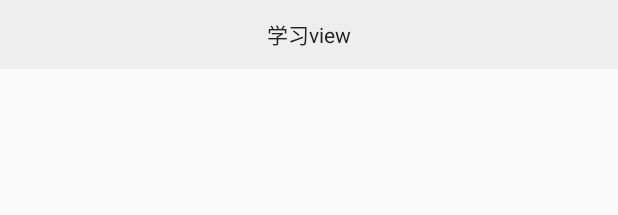
After one commit to fangkeweiyou1/collect, an Android app: the layout activity_view1.xml on its own in the app's theme, with its tools: preview values and no code run, on a phone screen of 412 x 824 dp. The commit adds this screen. Shown: the top 215 px of the screen. Run offline under Robolectric (Android 15) with nearby library versions, the phone set to English and light mode, and no system bars.

Commit message:
增加自定义view的知识点

```diff
--- a/app/src/main/AndroidManifest.xml
+++ b/app/src/main/AndroidManifest.xml
@@ -24,6 +24,10 @@
                 <category android:name="android.intent.category.LAUNCHER"/>
             </intent-filter>
         </activity>
+        <activity
+            android:name=".view.View1Activity"
+            />
+
     </application>
 
 </manifest>
--- a/app/src/main/res/layout/activity_main.xml
+++ b/app/src/main/res/layout/activity_main.xml
@@ -20,7 +20,7 @@
             android:layout_width="match_parent"
             android:layout_height="match_parent"
             android:gravity="center"
-            android:text="customview"
+            android:text="collect"
             android:textColor="#222"
             android:textSize="14sp"/>
     </RelativeLayout>
--- /dev/null
+++ b/app/src/main/res/layout/activity_view1.xml
@@ -0,0 +1,22 @@
+<?xml version="1.0" encoding="utf-8"?>
+<LinearLayout xmlns:android="http://schemas.android.com/apk/res/android"
+              android:layout_width="match_parent"
+              android:layout_height="match_parent"
+              android:orientation="vertical">
+
+    <RelativeLayout
+        android:layout_width="match_parent"
+        android:layout_height="46dp"
+        android:background="#eee">
+
+        <TextView
+            android:layout_width="match_parent"
+            android:layout_height="match_parent"
+            android:gravity="center"
+            android:text="@string/view1"
+            android:textColor="#222"
+            android:textSize="14sp"/>
+    </RelativeLayout>
+
+
+</LinearLayout>
--- a/commonlibs/src/main/res/values/strings.xml
+++ b/commonlibs/src/main/res/values/strings.xml
@@ -54,4 +54,6 @@
 
     <string name="studyjava">学习java</string>
 
+    <string name="view1">学习view</string>
+
 </resources>
--- a/settings.gradle
+++ b/settings.gradle
@@ -1,4 +1,4 @@
 include ':app'
-include ':numberprogressbar'
+//include ':numberprogressbar'
 include ':utils'
 include ':commonlibs'
```
Also changed, not shown: app/src/main/java/com/collect/MainActivity.java (+12 -17 lines), app/src/main/java/com/collect/view/View1Activity.java (added, +23 -0 lines), app/src/main/java/com/collect/view/widget/View1.java (added, +30 -0 lines).
